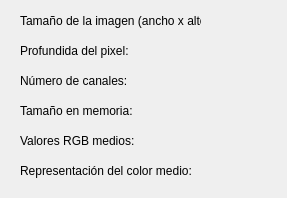
Above: informacionimagen.ui from FranciscoDavidCampuzanoMelgarejo/ProyectoInfGraf before the change. Below: the same form after it.
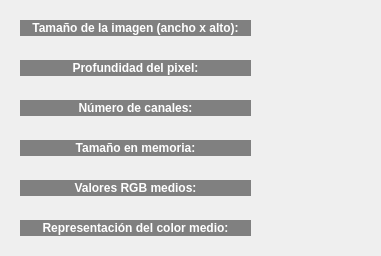
That is the form after the change.

Commit message: Pequeños arreglos en la interfaz de 'Ver Informacion' y algunos ajustes. Arreglos minimos en 'Abrir desde el portapapeles' y 'Copiar en el portapapeles'.

Patch:
```diff
--- a/informacionimagen.ui
+++ b/informacionimagen.ui
@@ -6,8 +6,8 @@
    <rect>
     <x>0</x>
     <y>0</y>
-    <width>287</width>
-    <height>198</height>
+    <width>381</width>
+    <height>256</height>
    </rect>
   </property>
   <property name="sizePolicy">
@@ -16,165 +16,321 @@
     <verstretch>0</verstretch>
    </sizepolicy>
   </property>
+  <property name="minimumSize">
+   <size>
+    <width>381</width>
+    <height>256</height>
+   </size>
+  </property>
+  <property name="maximumSize">
+   <size>
+    <width>381</width>
+    <height>256</height>
+   </size>
+  </property>
   <property name="windowTitle">
    <string>Información de la imagen</string>
   </property>
-  <widget class="QLabel" name="labelSize">
-   <property name="geometry">
-    <rect>
-     <x>20</x>
-     <y>10</y>
-     <width>181</width>
-     <height>21</height>
-    </rect>
-   </property>
-   <property name="text">
-    <string>Tamaño de la imagen (ancho x alto): </string>
-   </property>
-  </widget>
   <widget class="QLabel" name="labelSizeValue">
    <property name="geometry">
     <rect>
-     <x>210</x>
-     <y>10</y>
-     <width>61</width>
-     <height>21</height>
+     <x>270</x>
+     <y>20</y>
+     <width>81</width>
+     <height>16</height>
     </rect>
    </property>
+   <property name="font">
+    <font>
+     <pointsize>9</pointsize>
+     <weight>75</weight>
+     <bold>true</bold>
+    </font>
+   </property>
+   <property name="styleSheet">
+    <string notr="true"/>
+   </property>
    <property name="text">
     <string/>
    </property>
   </widget>
-  <widget class="QLabel" name="labelProfundidad">
-   <property name="geometry">
-    <rect>
-     <x>20</x>
-     <y>40</y>
-     <width>171</width>
-     <height>21</height>
-    </rect>
-   </property>
-   <property name="text">
-    <string>Profundida del pixel: </string>
-   </property>
-  </widget>
   <widget class="QLabel" name="labelProfundidadValue">
    <property name="geometry">
     <rect>
-     <x>210</x>
-     <y>40</y>
-     <width>61</width>
-     <height>21</height>
+     <x>270</x>
+     <y>60</y>
+     <width>81</width>
+     <height>16</height>
     </rect>
    </property>
+   <property name="font">
+    <font>
+     <pointsize>9</pointsize>
+     <weight>75</weight>
+     <bold>true</bold>
+    </font>
+   </property>
+   <property name="styleSheet">
+    <string notr="true"/>
+   </property>
    <property name="text">
     <string/>
    </property>
   </widget>
-  <widget class="QLabel" name="labelCanales">
-   <property name="geometry">
-    <rect>
-     <x>20</x>
-     <y>70</y>
-     <width>171</width>
-     <height>21</height>
-    </rect>
-   </property>
-   <property name="text">
-    <string>Número de canales: </string>
-   </property>
-  </widget>
   <widget class="QLabel" name="labelCanalesValue">
    <property name="geometry">
     <rect>
-     <x>210</x>
-     <y>70</y>
-     <width>61</width>
-     <height>21</height>
-    </rect>
-   </property>
-   <property name="text">
-    <string/>
-   </property>
-  </widget>
-  <widget class="QLabel" name="labelMemoria">
-   <property name="geometry">
-    <rect>
-     <x>20</x>
+     <x>270</x>
      <y>100</y>
-     <width>171</width>
-     <height>21</height>
+     <width>81</width>
+     <height>16</height>
     </rect>
    </property>
+   <property name="font">
+    <font>
+     <pointsize>9</pointsize>
+     <weight>75</weight>
+     <bold>true</bold>
+    </font>
+   </property>
+   <property name="styleSheet">
+    <string notr="true"/>
+   </property>
    <property name="text">
-    <string>Tamaño en memoria: </string>
+    <string/>
    </property>
   </widget>
   <widget class="QLabel" name="labelMemoriaValue">
    <property name="geometry">
     <rect>
-     <x>210</x>
-     <y>100</y>
-     <width>61</width>
-     <height>21</height>
+     <x>270</x>
+     <y>140</y>
+     <width>81</width>
+     <height>16</height>
     </rect>
    </property>
+   <property name="font">
+    <font>
+     <pointsize>9</pointsize>
+     <weight>75</weight>
+     <bold>true</bold>
+    </font>
+   </property>
+   <property name="styleSheet">
+    <string notr="true"/>
+   </property>
    <property name="text">
     <string/>
    </property>
   </widget>
-  <widget class="QLabel" name="labelRGBMedia">
-   <property name="geometry">
-    <rect>
-     <x>20</x>
-     <y>130</y>
-     <width>171</width>
-     <height>21</height>
-    </rect>
-   </property>
-   <property name="text">
-    <string>Valores RGB medios: </string>
-   </property>
-  </widget>
   <widget class="QLabel" name="labelRGBMediaValue">
    <property name="geometry">
     <rect>
-     <x>210</x>
-     <y>130</y>
-     <width>61</width>
-     <height>21</height>
+     <x>270</x>
+     <y>180</y>
+     <width>81</width>
+     <height>16</height>
     </rect>
    </property>
+   <property name="font">
+    <font>
+     <pointsize>9</pointsize>
+     <weight>75</weight>
+     <bold>true</bold>
+    </font>
+   </property>
+   <property name="styleSheet">
+    <string notr="true"/>
+   </property>
    <property name="text">
     <string/>
    </property>
   </widget>
-  <widget class="QLabel" name="labelColorMedio">
-   <property name="geometry">
-    <rect>
-     <x>20</x>
-     <y>160</y>
-     <width>171</width>
-     <height>21</height>
-    </rect>
-   </property>
-   <property name="text">
-    <string>Representación del color medio:</string>
-   </property>
-  </widget>
   <widget class="QLabel" name="labelColorMedioValue">
    <property name="geometry">
     <rect>
-     <x>210</x>
-     <y>160</y>
+     <x>270</x>
+     <y>220</y>
      <width>31</width>
-     <height>21</height>
+     <height>16</height>
     </rect>
    </property>
+   <property name="font">
+    <font>
+     <pointsize>9</pointsize>
+     <weight>75</weight>
+     <bold>true</bold>
+    </font>
+   </property>
+   <property name="styleSheet">
+    <string notr="true"/>
+   </property>
    <property name="text">
     <string/>
    </property>
   </widget>
+  <widget class="QLabel" name="labelSize">
+   <property name="geometry">
+    <rect>
+     <x>20</x>
+     <y>20</y>
+     <width>231</width>
+     <height>16</height>
+    </rect>
+   </property>
+   <property name="font">
+    <font>
+     <pointsize>9</pointsize>
+     <weight>75</weight>
+     <bold>true</bold>
+    </font>
+   </property>
+   <property name="styleSheet">
+    <string notr="true">background-color: rgb(128, 128, 128);
+color: rgb(255, 255, 255);</string>
+   </property>
+   <property name="text">
+    <string>Tamaño de la imagen (ancho x alto):</string>
+   </property>
+   <property name="alignment">
+    <set>Qt::AlignCenter</set>
+   </property>
+  </widget>
+  <widget class="QLabel" name="labelProfundidad">
+   <property name="geometry">
+    <rect>
+     <x>20</x>
+     <y>60</y>
+     <width>231</width>
+     <height>16</height>
+    </rect>
+   </property>
+   <property name="font">
+    <font>
+     <pointsize>9</pointsize>
+     <weight>75</weight>
+     <bold>true</bold>
+    </font>
+   </property>
+   <property name="styleSheet">
+    <string notr="true">background-color: rgb(128, 128, 128);
+color: rgb(255, 255, 255);</string>
+   </property>
+   <property name="text">
+    <string>Profundidad del pixel:</string>
+   </property>
+   <property name="alignment">
+    <set>Qt::AlignCenter</set>
+   </property>
+  </widget>
+  <widget class="QLabel" name="labelCanales">
+   <property name="geometry">
+    <rect>
+     <x>20</x>
+     <y>100</y>
+     <width>231</width>
+     <height>16</height>
+    </rect>
+   </property>
+   <property name="font">
+    <font>
+     <pointsize>9</pointsize>
+     <weight>75</weight>
+     <bold>true</bold>
+    </font>
+   </property>
+   <property name="styleSheet">
+    <string notr="true">background-color: rgb(128, 128, 128);
+color: rgb(255, 255, 255);</string>
+   </property>
+   <property name="text">
+    <string>Número de canales:</string>
+   </property>
+   <property name="alignment">
+    <set>Qt::AlignCenter</set>
+   </property>
+  </widget>
+  <widget class="QLabel" name="labelMemoria">
+   <property name="geometry">
+    <rect>
+     <x>20</x>
+     <y>140</y>
+     <width>231</width>
+     <height>16</height>
+    </rect>
+   </property>
+   <property name="font">
+    <font>
+     <pointsize>9</pointsize>
+     <weight>75</weight>
+     <bold>true</bold>
+    </font>
+   </property>
+   <property name="styleSheet">
+    <string notr="true">background-color: rgb(128, 128, 128);
+color: rgb(255, 255, 255);</string>
+   </property>
+   <property name="text">
+    <string>Tamaño en memoria:</string>
+   </property>
+   <property name="alignment">
+    <set>Qt::AlignCenter</set>
+   </property>
+  </widget>
+  <widget class="QLabel" name="labelRGBMedia">
+   <property name="geometry">
+    <rect>
+     <x>20</x>
+     <y>180</y>
+     <width>231</width>
+     <height>16</height>
+    </rect>
+   </property>
+   <property name="font">
+    <font>
+     <pointsize>9</pointsize>
+     <weight>75</weight>
+     <bold>true</bold>
+    </font>
+   </property>
+   <property name="styleSheet">
+    <string notr="true">background-color: rgb(128, 128, 128);
+color: rgb(255, 255, 255);</string>
+   </property>
+   <property name="text">
+    <string>Valores RGB medios:</string>
+   </property>
+   <property name="alignment">
+    <set>Qt::AlignCenter</set>
+   </property>
+  </widget>
+  <widget class="QLabel" name="labelColorMedio">
+   <property name="geometry">
+    <rect>
+     <x>20</x>
+     <y>220</y>
+     <width>231</width>
+     <height>16</height>
+    </rect>
+   </property>
+   <property name="font">
+    <font>
+     <pointsize>9</pointsize>
+     <weight>75</weight>
+     <bold>true</bold>
+    </font>
+   </property>
+   <property name="styleSheet">
+    <string notr="true">background-color: rgb(128, 128, 128);
+color: rgb(255, 255, 255);</string>
+   </property>
+   <property name="text">
+    <string>Representación del color medio:</string>
+   </property>
+   <property name="alignment">
+    <set>Qt::AlignCenter</set>
+   </property>
+  </widget>
  </widget>
  <resources/>
  <connections/>
```
The commit also changes 3 other files.
